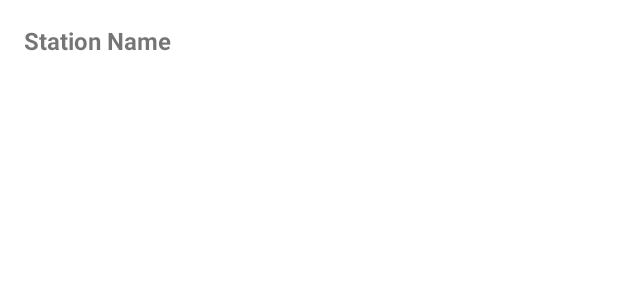
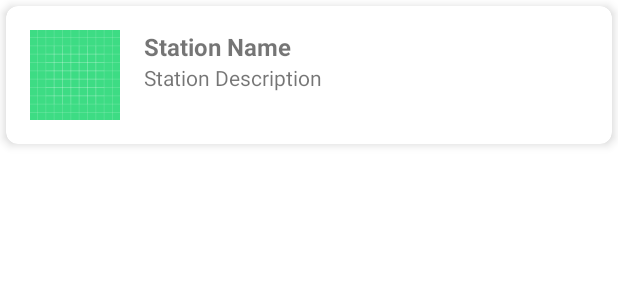
Before and after one commit to codeItRalf/RadioFinderKotlin, an Android app built with Jetpack Compose: the layout item_station.xml on its own in the app's theme, with its tools: preview values and no code run, on a phone screen of 412 x 824 dp. Shown: the top 300 px of the screen. Run offline under Robolectric (Android 15) with nearby library versions, the phone set to English and light mode, and no system bars.

Commit message:
made some adjustments for radio items

```diff
--- a/app/src/main/java/com/example/radiofinder/ui/main/RadioStationAdapter.kt
+++ b/app/src/main/java/com/example/radiofinder/ui/main/RadioStationAdapter.kt
@@ -3,22 +3,27 @@ package com.example.radiofinder.ui.main
 import android.view.LayoutInflater
 import android.view.View
 import android.view.ViewGroup
+import android.widget.ImageView
 import android.widget.TextView
 import androidx.recyclerview.widget.RecyclerView
 import com.example.radiofinder.R
 import com.example.radiofinder.data.model.RadioStation
+import com.squareup.picasso.Picasso
 
-class RadioStationAdapter(private val clickListener: (RadioStation) -> Unit) :
-    RecyclerView.Adapter<RadioStationAdapter.ViewHolder>() {
+class RadioStationAdapter(private val clickListener: (RadioStation) -> Unit) : RecyclerView.Adapter<RadioStationAdapter.ViewHolder>() {
 
     private var stations: List<RadioStation> = listOf()
 
-    class ViewHolder(view: View, private val clickListener: (RadioStation) -> Unit) :
-        RecyclerView.ViewHolder(view) {
+    class ViewHolder(view: View, private val clickListener: (RadioStation) -> Unit) : RecyclerView.ViewHolder(view) {
         private val nameTextView: TextView = view.findViewById(R.id.station_name)
+        private val descriptionTextView: TextView = view.findViewById(R.id.station_description)
+        private val stationImageView: ImageView = view.findViewById(R.id.station_image)
 
         fun bind(station: RadioStation) {
             nameTextView.text = station.name
+            descriptionTextView.text = station.country // or any other detail you want to display
+            Picasso.get().load(station.favicon).into(stationImageView)
+
             itemView.setOnClickListener {
                 clickListener(station)
             }
@@ -37,7 +42,7 @@ class RadioStationAdapter(private val clickListener: (RadioStation) -> Unit) :
     override fun getItemCount(): Int = stations.size
 
     fun submitList(newStations: List<RadioStation>) {
-        stations = newStations
+        stations = newStations.filter { !it.name.isNullOrBlank() && !it.resolvedUrl.isNullOrBlank() }
         notifyDataSetChanged()
     }
 }
--- a/app/src/main/res/layout/activity_main.xml
+++ b/app/src/main/res/layout/activity_main.xml
@@ -17,8 +17,7 @@
         android:id="@+id/recyclerView"
         android:layout_width="match_parent"
         android:layout_height="match_parent"
-        android:layout_below="@id/toolbar"
-        android:paddingHorizontal="16dp"/>
+        android:layout_below="@id/toolbar" />
 
     <ProgressBar
         android:id="@+id/loadingIndicator"
--- a/app/src/main/res/layout/item_station.xml
+++ b/app/src/main/res/layout/item_station.xml
@@ -1,8 +1,27 @@
 <?xml version="1.0" encoding="utf-8"?>
-<RelativeLayout xmlns:android="http://schemas.android.com/apk/res/android"
+<androidx.cardview.widget.CardView xmlns:android="http://schemas.android.com/apk/res/android"
+    android:layout_width="match_parent"
+    android:layout_height="wrap_content"
+    xmlns:app="http://schemas.android.com/apk/res-auto"
+    android:layout_margin="4dp"
+    android:background="?android:attr/selectableItemBackground"
+    app:cardElevation="4dp"
+    app:cardCornerRadius="8dp">
+
+    <RelativeLayout
         android:layout_width="match_parent"
         android:layout_height="wrap_content"
         android:padding="16dp">
+
+        <ImageView
+            android:id="@+id/station_image"
+            android:layout_width="60dp"
+            android:layout_height="60dp"
+            android:layout_alignParentStart="true"
+            android:layout_centerVertical="true"
+            android:layout_marginEnd="16dp"
+            android:scaleType="centerCrop"
+            android:src="@drawable/ic_launcher_background" />
 
         <TextView
             android:id="@+id/station_name"
@@ -10,7 +29,17 @@
             android:layout_height="wrap_content"
             android:textSize="16sp"
             android:textStyle="bold"
-        android:layout_alignParentStart="true"
-        android:layout_centerVertical="true"
+            android:layout_toEndOf="@id/station_image"
+            android:layout_alignParentTop="true"
             android:text="Station Name" />
+
+        <TextView
+            android:id="@+id/station_description"
+            android:layout_width="wrap_content"
+            android:layout_height="wrap_content"
+            android:textSize="14sp"
+            android:layout_toEndOf="@id/station_image"
+            android:layout_below="@id/station_name"
+            android:text="Station Description" />
     </RelativeLayout>
+</androidx.cardview.widget.CardView>
```
Lines whose indentation alone changed are shown as unchanged.
